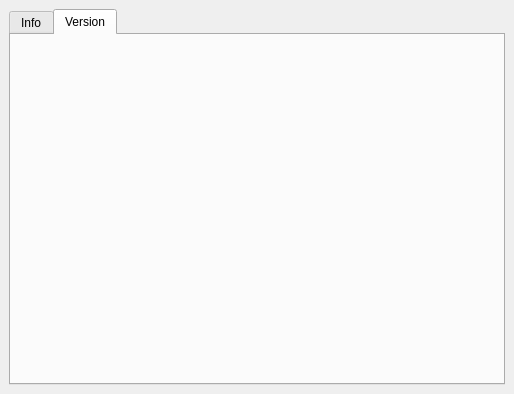
Above: src/ui/debug.ui from anilFree/seascope before the change. Below: the same form after it.
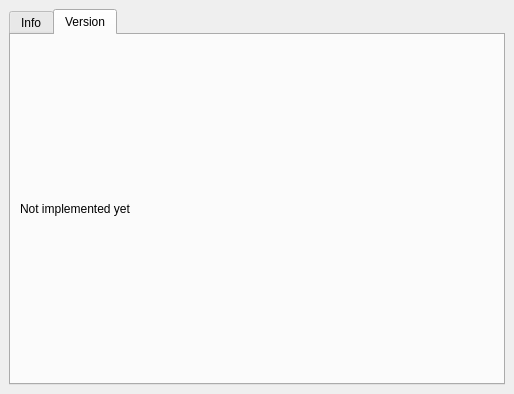
That is the form after the change. The open tabs and pages were chosen to show the change.

The edit to the form file:
```diff
--- a/src/ui/debug.ui
+++ b/src/ui/debug.ui
@@ -49,7 +49,15 @@
        <attribute name="title">
         <string>Version</string>
        </attribute>
-       <layout class="QVBoxLayout" name="verticalLayout_4"/>
+       <layout class="QVBoxLayout" name="verticalLayout_4">
+        <item>
+         <widget class="QLabel" name="label">
+          <property name="text">
+           <string>Not implemented yet</string>
+          </property>
+         </widget>
+        </item>
+       </layout>
       </widget>
      </widget>
     </item>
```
Left out of the diff: 7 changed lines with no effect on the pictures.
